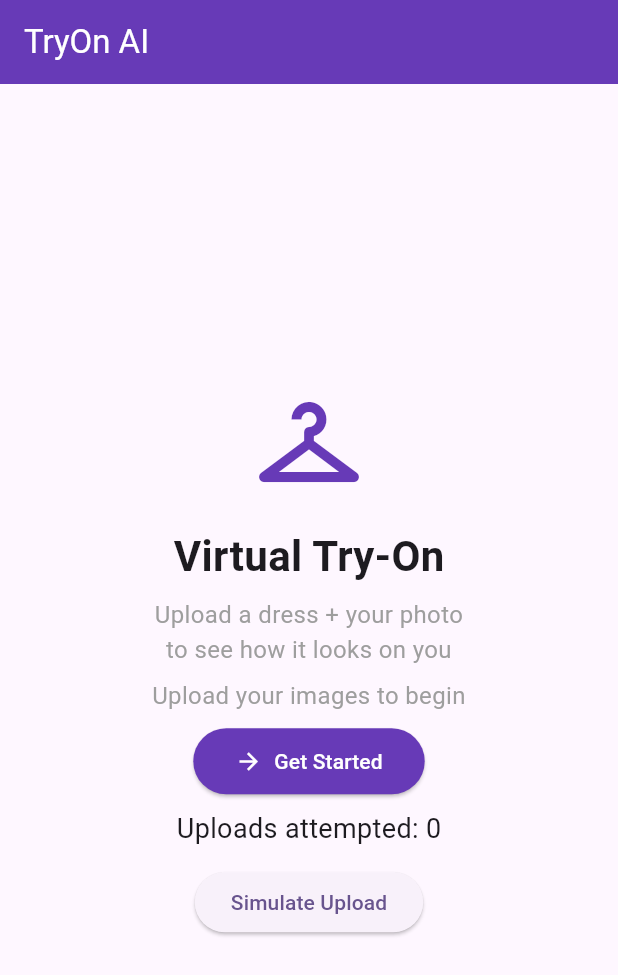
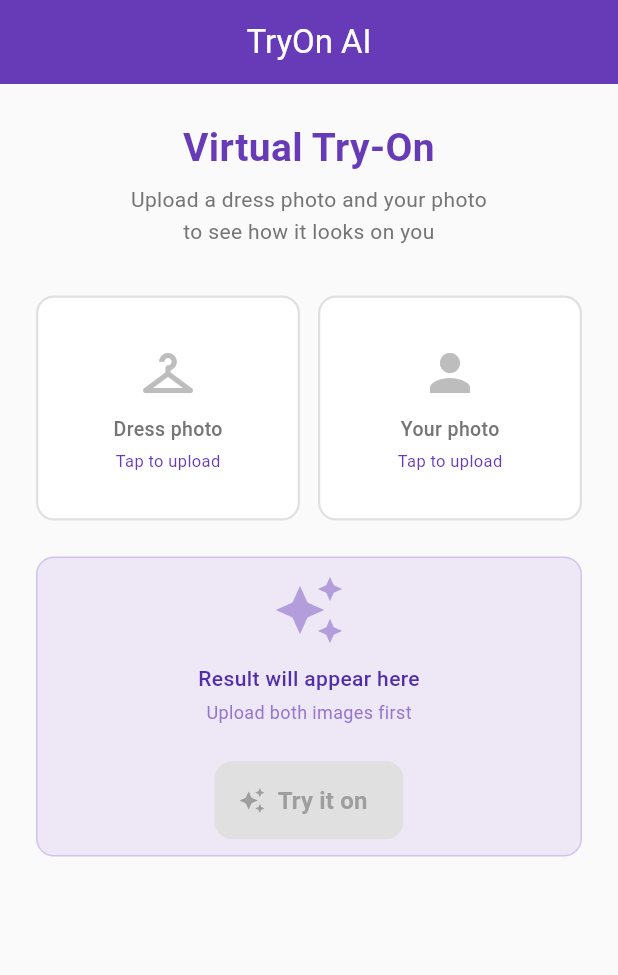
Before and after one commit to daniyalnxb/tryon_ai, a Flutter app: the screen it shows after launch, on a phone screen of 412 x 824 dp. Shown: the top 975 px of the screen. Run offline on Flutter 3.47's test engine with Material 3 defaults, Android fonts, the phone set to English and light mode, and no system bars.

Commit message:
phase 3: build UI

```diff
--- a/lib/main.dart
+++ b/lib/main.dart
@@ -1,4 +1,5 @@
 import 'package:flutter/material.dart';
+import 'screens/home_screen.dart';     // ← import our new screen
 
 void main() {
   runApp(const MyApp());
@@ -11,6 +12,7 @@ class MyApp extends StatelessWidget {
   Widget build(BuildContext context) {
     return MaterialApp(
       title: 'TryOn AI',
+      debugShowCheckedModeBanner: false,   // removes the debug banner
       theme: ThemeData(
         colorScheme: ColorScheme.fromSeed(seedColor: Colors.deepPurple),
         useMaterial3: true,
@@ -19,121 +21,3 @@ class MyApp extends StatelessWidget {
     );
   }
 }
-
-class HomeScreen extends StatefulWidget {
-  const HomeScreen({ super.key });
-
-  @override
-  State<HomeScreen> createState () => _HomeScreenState();
-}
-
-class _HomeScreenState extends State<HomeScreen> {
-  bool _isReady = false;
-
-  void _toggleMessage() {
-    setState(() {
-      _isReady = !_isReady;
-    });
-  }
-
-  @override
-  Widget build(BuildContext content) {
-    return Scaffold(
-      appBar: AppBar(
-        title: const Text('TryOn AI'),
-        backgroundColor: Colors.deepPurple,
-        foregroundColor: Colors.white,
-      ),
-      body: Center(
-        child: Column(
-          mainAxisAlignment: MainAxisAlignment.center,
-          children: [
-            const Icon(
-              Icons.checkroom,
-              size: 80,
-              color: Colors.deepPurple,
-            ),
-            const SizedBox(height: 16),
-            const Text(
-              'Virtual Try-On',
-              style: TextStyle(
-                fontSize: 28,
-                fontWeight: FontWeight.bold,
-              ),
-            ),
-            const SizedBox(height: 8),
-            const Text(
-              'Upload a dress + your photo\nto see how it looks on you',
-              textAlign: TextAlign.center,
-              style: TextStyle(fontSize: 16, color: Colors.grey),
-            ),
-            const SizedBox(height: 8),
-            Text(
-              _isReady
-                  ? "Let's go!"
-                  : 'Upload your images to begin',
-              textAlign: TextAlign.center,
-              style: TextStyle(
-                fontSize: 16,
-                color: _isReady ? Colors.deepPurple : Colors.grey,
-                fontWeight: _isReady
-                    ? FontWeight.bold
-                    : FontWeight.normal,
-              ),
-            ),
-            const SizedBox(height: 8),
-              ElevatedButton.icon(
-              onPressed: _toggleMessage,
-              icon: Icon(_isReady ? Icons.refresh : Icons.arrow_forward),
-              label: Text(_isReady ? 'Reset' : 'Get Started'),
-              style: ElevatedButton.styleFrom(
-                backgroundColor: Colors.deepPurple,
-                foregroundColor: Colors.white,
-                padding: const EdgeInsets.symmetric(
-                  horizontal: 28,
-                  vertical: 12,
-                ),
-              ),
-            ),
-            const SizedBox(height: 8),
-            const TryOnCounter(),
-          ],
-        )
-      ),
-    );
-  }
-}
-
-class TryOnCounter extends StatefulWidget {
-  const TryOnCounter({ super.key });
-
-  @override
-  State<TryOnCounter> createState() => _TryOnCounterState();
-}
-
-class _TryOnCounterState extends State<TryOnCounter> {
-  int _uploadCount = 0;
-
-  void _increment() {
-    setState(() {
-      _uploadCount++;
-    });
-  }
-
-  @override
-  Widget build(BuildContext context) {
-    return Column(
-      children: [
-        Text(
-          'Uploads attempted: $_uploadCount',
-          style: const TextStyle(fontSize: 18),
-        ),
-        const SizedBox(height: 12),
-        ElevatedButton(
-          onPressed: _increment,
-          child: const Text('Simulate Upload'),
-        ),
-      ],
-    );
-  }
-}
--- /dev/null
+++ b/lib/screens/home_screen.dart
@@ -0,0 +1,162 @@
+import 'package:flutter/material.dart';
+
+import '../widgets/image_upload_panel.dart';
+
+class HomeScreen extends StatefulWidget {
+  const HomeScreen({ super.key });
+
+  @override
+  State<HomeScreen> createState () => _HomeScreenState();
+}
+
+class _HomeScreenState extends State<HomeScreen> {
+  bool _hasDressImage = false;
+  bool _hasPersonImage = false;
+
+  bool get _canSubmit => _hasDressImage && _hasPersonImage;
+
+  void _pickDressImage() {
+    setState(() => _hasDressImage = true);
+  }
+
+  void _pickPersonImage() {
+    setState(() => _hasPersonImage = true);
+  }
+
+  void _submit() {
+    ScaffoldMessenger.of(context).showSnackBar(
+      const SnackBar(content: Text('Submitting to AI... (coming in Phase 5!)'))
+    );
+  }
+
+  @override
+  Widget build(BuildContext context) {
+    return Scaffold(
+      backgroundColor: Colors.grey.shade50,
+      appBar: AppBar(
+        title: const Text('TryOn AI'),
+        backgroundColor: Colors.deepPurple,
+        foregroundColor: Colors.white,
+        centerTitle: true,
+      ),
+      body: SafeArea(
+        child: SingleChildScrollView(
+          padding: const EdgeInsets.all(24),
+          child: Column(
+            crossAxisAlignment: CrossAxisAlignment.stretch,
+            children: [
+              const Text(
+                'Virtual Try-On',
+                textAlign: TextAlign.center,
+                style: TextStyle(
+                  fontSize: 26,
+                  fontWeight: FontWeight.bold,
+                  color: Colors.deepPurple,
+                ),
+              ),
+              const SizedBox(height: 6),
+              Text(
+                'Upload a dress photo and your photo\nto see how it looks on you',
+                textAlign: TextAlign.center,
+                style: TextStyle(
+                  fontSize: 14,
+                  color: Colors.grey.shade600,
+                  height: 1.5,      // line height
+                ),
+              ),
+              const SizedBox(height: 32),
+               // ── Two upload panels side by side ────────────────────
+              Row(
+                children: [
+                  Expanded(             // Expanded fills available width
+                    child: ImageUploadPanel(
+                      label: 'Dress photo',
+                      icon: Icons.checkroom,
+                      hasImage: _hasDressImage,
+                      onTap: _pickDressImage,
+                    ),
+                  ),
+                  const SizedBox(width: 12),
+                  Expanded(
+                    child: ImageUploadPanel(
+                      label: 'Your photo',
+                      icon: Icons.person,
+                      hasImage: _hasPersonImage,
+                      onTap: _pickPersonImage,
+                    ),
+                  ),
+                ],
+              ),
+
+              const SizedBox(height: 24),
+
+              // ── Result placeholder ────────────────────────────────
+              Container(
+                height: 200,
+                decoration: BoxDecoration(
+                  color: Colors.deepPurple.shade50,
+                  borderRadius: BorderRadius.circular(12),
+                  border: Border.all(color: Colors.deepPurple.shade100),
+                ),
+                child: Column(
+                  mainAxisAlignment: MainAxisAlignment.center,
+                  children: [
+                    Icon(
+                      Icons.auto_awesome,
+                      size: 48,
+                      color: Colors.deepPurple.shade200,
+                    ),
+                    const SizedBox(height: 12),
+                     Text(
+                      _canSubmit
+                          ? 'Ready! Hit the button below'
+                          : 'Result will appear here',
+                      style: TextStyle(
+                        fontWeight: FontWeight.w500,
+                        color: Colors.deepPurple.shade700,
+                      ),
+                    ),
+                    const SizedBox(height: 4),
+                     Text(
+                      _canSubmit
+                          ? 'AI will generate your try-on'
+                          : 'Upload both images first',
+                      style: TextStyle(
+                        fontSize: 12,
+                        color: Colors.deepPurple.shade300,
+                      ),
+                    ),
+
+                    const SizedBox(height: 24),
+
+                    // ── Submit button ─────────────────────────────────────
+                    SizedBox(
+                      height: 52,
+                      child: ElevatedButton.icon(
+                        onPressed: _canSubmit ? _submit : null,  // null = disabled
+                        icon: const Icon(Icons.auto_awesome),
+                        label: const Text(
+                          'Try it on',
+                          style: TextStyle(fontSize: 16, fontWeight: FontWeight.w600),
+                        ),
+                        style: ElevatedButton.styleFrom(
+                          backgroundColor: Colors.deepPurple,
+                          foregroundColor: Colors.white,
+                          disabledBackgroundColor: Colors.grey.shade300,
+                          disabledForegroundColor: Colors.grey.shade500,
+                          shape: RoundedRectangleBorder(
+                            borderRadius: BorderRadius.circular(12),
+                          ),
+                        ),
+                      ),
+                    ),
+                  ],
+                ),
+              ),
+            ],
+          ),
+        ),
+      ),
+    );
+  }
+}
--- /dev/null
+++ b/lib/widgets/image_upload_panel.dart
@@ -0,0 +1,71 @@
+import 'package:flutter/material.dart';
+
+class ImageUploadPanel extends StatelessWidget {
+  final String label;
+  final IconData icon;
+  final VoidCallback onTap;
+  final bool hasImage;
+
+  const ImageUploadPanel({
+    super.key,
+    required this.label,
+    required this.icon,
+    required this.onTap,
+    this.hasImage = false,
+  });
+
+  @override
+  Widget build(BuildContext context) {
+    return GestureDetector(
+      onTap: onTap,
+      child: Container(
+        height: 150,
+        decoration: BoxDecoration(
+          color: hasImage
+            ? Colors.deepPurple.shade50
+            : Colors.white,
+          border: Border.all(
+            color: hasImage
+              ? Colors.deepPurple
+              : Colors.grey.shade300,
+            width: hasImage ? 2 : 1.5,
+          ),
+          borderRadius: BorderRadius.circular(12),
+        ),
+        child: Column(
+          mainAxisAlignment: MainAxisAlignment.center,
+          children: [
+            Icon(
+              hasImage ? Icons.check_circle : icon,
+              size: 40,
+              color: hasImage
+                ? Colors.deepPurple
+                : Colors.grey.shade400,
+            ),
+            const SizedBox(height: 8),
+            Text(
+              label,
+              style: TextStyle(
+                fontSize: 13,
+                fontWeight: FontWeight.w500,
+                color: hasImage
+                  ? Colors.deepPurple
+                  : Colors.grey.shade600,
+              )
+            ),
+            const SizedBox(height: 4),
+            Text(
+              hasImage ? 'Tap to change' : 'Tap to upload',
+              style: TextStyle(
+                fontSize: 11,
+                color: hasImage
+                    ? Colors.deepPurple.shade300
+                    : Colors.deepPurple,
+              ),
+            ),
+          ],
+        )
+      ),
+    );
+  }
+}
```
